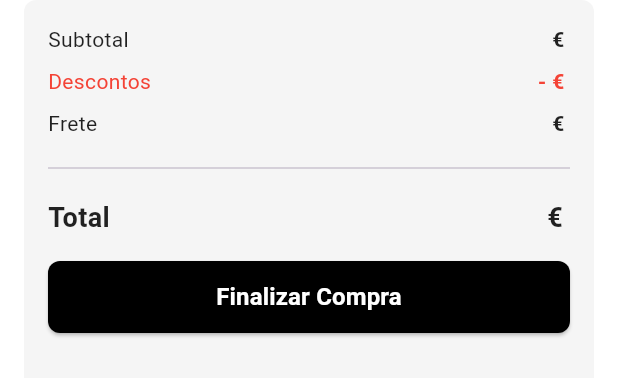
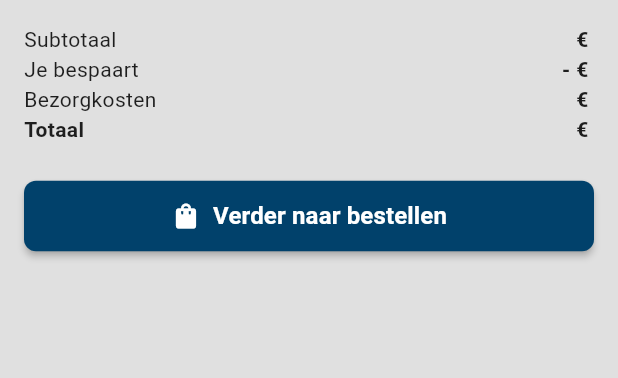
Before and after one commit to HelioVieiraSilvaJr/ofm_demo, a Flutter app: the BillingSummaryWidget widget shown alone on an empty page, opened directly with empty values, on a phone screen of 412 x 824 dp. Shown: the top 378 px of the screen. Run offline on Flutter 3.47's test engine with Material 3 defaults, Android fonts, the light colour scheme and no system bars; our stand-ins replace cached_network_image, elegant_notification, firebase_core, flutter_cache_manager, flutter_markdown_plus, flutter_svg and 3 more; missing offline and left inert: dart:html; accounts and stored records are empty; network calls fail.

Commit message:
🧩: Construindo checkout.

```diff
--- a/lib/Commons/Models/SectionModel.dart
+++ b/lib/Commons/Models/SectionModel.dart
@@ -1,5 +1,4 @@
 import 'package:ofm_demo/Commons/Enums/SectionType.dart';
-
 import 'ItemModel.dart';
 
 class SectionModel {
--- a/lib/Commons/Widgets/DSButtonWidget.dart
+++ b/lib/Commons/Widgets/DSButtonWidget.dart
@@ -92,7 +92,7 @@ class DSButtonWidget extends StatelessWidget {
     }
 
     return Padding(
-      padding: const EdgeInsets.symmetric(vertical: 8.0, horizontal: 16.0),
+      padding: const EdgeInsets.symmetric(vertical: 8.0),
       child: ElevatedButton(
         onPressed:
             isEnabled && !isLoading ? () => onPressed?.call(buttonId) : null,
--- a/lib/Scenes/Checkout/Cart/Widgets/BillingSummaryWidget.dart
+++ b/lib/Scenes/Checkout/Cart/Widgets/BillingSummaryWidget.dart
@@ -1,5 +1,6 @@
 import 'package:flutter/material.dart';
 import 'package:ofm_demo/Commons/Models/CartModel.dart';
+import 'package:ofm_demo/Commons/Widgets/DSButtonWidget.dart';
 
 class BillingSummaryWidget extends StatelessWidget {
   final BillingSummary billingSummary;
@@ -8,54 +9,44 @@ class BillingSummaryWidget extends StatelessWidget {
 
   @override
   Widget build(BuildContext context) {
+
     return Container(
-      margin: const EdgeInsets.symmetric(horizontal: 16),
       padding: const EdgeInsets.all(16),
-      decoration: BoxDecoration(
-        color: Colors.grey[100],
-        borderRadius: BorderRadius.circular(8),
-      ),
+      color: Colors.black12,
       child: Column(
         children: [
           // Subtotal
           _buildSummaryRow(
-            'Subtotal',
+            'Subtotaal',
             '€ ${billingSummary.subtotal}',
             isBold: false,
           ),
-          const SizedBox(height: 8),
+          // const SizedBox(height: 8),
 
           // Descontos
           if (billingSummary.discounts != '0,00')
             _buildSummaryRow(
-              'Descontos',
+              'Je bespaart',
               '- € ${billingSummary.discounts}',
-              color: Colors.red,
               isBold: false,
             ),
-          if (billingSummary.discounts != '0,00') const SizedBox(height: 8),
+          // if (billingSummary.discounts != '0,00') const SizedBox(height: 8),
 
           // Frete
           _buildSummaryRow(
-            'Frete',
+            'Bezorgkosten',
             billingSummary.shipping == '0,00'
                 ? 'Grátis'
                 : '€ ${billingSummary.shipping}',
-            color: billingSummary.shipping == '0,00' ? Colors.green : null,
             isBold: false,
           ),
-          const SizedBox(height: 12),
-
-          // Divider
-          const Divider(thickness: 1),
-          const SizedBox(height: 12),
+          // const SizedBox(height: 12),
 
           // Total
           _buildSummaryRow(
-            'Total',
+            'Totaal',
             '€ ${billingSummary.total}',
             isBold: true,
-            fontSize: 18,
           ),
 
           const SizedBox(height: 16),
@@ -63,27 +54,12 @@ class BillingSummaryWidget extends StatelessWidget {
           // Botão de finalizar compra
           SizedBox(
             width: double.infinity,
-            height: 48,
-            child: ElevatedButton(
-              onPressed: () {
-                // TODO: Implementar navegação para checkout
-              },
-              style: ElevatedButton.styleFrom(
-                backgroundColor: Colors.black,
-                foregroundColor: Colors.white,
-                shape: RoundedRectangleBorder(
-                  borderRadius: BorderRadius.circular(8),
-                ),
-              ),
-              child: const Text(
-                'Finalizar Compra',
-                style: TextStyle(
-                  fontSize: 16,
-                  fontWeight: FontWeight.bold,
-                ),
-              ),
+            child: DSButtonWidget(
+              title: 'Verder naar bestellen',
+              type: DSButtonType.primary,
+              iconType: DSButtonIconType.cart,
             ),
-          ),
+          )
         ],
       ),
     );
@@ -94,7 +70,7 @@ class BillingSummaryWidget extends StatelessWidget {
     String value, {
     Color? color,
     bool isBold = false,
-    double? fontSize,
+    double? fontSize = 14,
   }) {
     return Row(
       mainAxisAlignment: MainAxisAlignment.spaceBetween,
--- a/lib/Scenes/Checkout/CheckoutCoordinator.dart
+++ /dev/null
@@ -1,67 +0,0 @@
-import 'package:flutter/material.dart';
-import 'package:flutter_svg/svg.dart';
-import 'package:ofm_demo/Resources/DSColors.dart';
-import 'package:ofm_demo/Scenes/Checkout/Cart/CheckoutCartPresenter.dart';
-import 'package:ofm_demo/Scenes/Checkout/Cart/CheckoutCartView.dart';
-import 'package:ofm_demo/Scenes/Checkout/Cart/CheckoutCartViewModel.dart';
-import 'package:ofm_demo/Sources/Coordinator/AppCoordinator.dart';
-
-/// Coordinator responsável pelo fluxo de checkout
-class CheckoutCoordinator implements Coordinator {
-  @override
-  final BuildContext context;
-
-  final AppCoordinator appCoordinator;
-
-  CheckoutCoordinator({
-    required this.context,
-    required this.appCoordinator,
-  });
-
-  @override
-  void start() {
-    goToCart();
-  }
-
-  @override
-  void pop() {
-    appCoordinator.pop();
-  }
-
-  // MARK: - Navigation Methods
-
-  void goToCart() {
-    final appBar = AppBar(
-      title: SvgPicture.asset(
-        'lib/Resources/Assets/OFM.svg',
-        height: 18,
-      ),
-      backgroundColor: DSColors().secondaryColor,
-    );
-    final viewModel = CheckoutCartViewModel();
-    final presenter = CheckoutCartPresenter(viewModel, appBar);
-
-    appCoordinator.navigatorKey.currentState?.push(
-      MaterialPageRoute(
-        builder: (_) => CheckoutCartView(presenter: presenter),
-      ),
-    );
-  }
-
-  // Métodos futuros para navegação no fluxo de checkout
-  void goToAddress() {
-    // TODO: Implementar navegação para endereço
-  }
-
-  void goToPayment() {
-    // TODO: Implementar navegação para pagamento
-  }
-
-  void goToResume() {
-    // TODO: Implementar navegação para resumo
-  }
-
-  void goToSuccess() {
-    // TODO: Implementar navegação para sucesso
-  }
-}
```
Also changed, not shown: lib/Scenes/Checkout/Cart/CheckoutCartPresenter.dart (+31 -1 lines), lib/Scenes/Checkout/Cart/CheckoutCartView.dart (+56 -0 lines), lib/Scenes/Checkout/Cart/Widgets/CartProductItemWidget.dart (+5 -5 lines), lib/Sources/Coordinator/AppCoordinator.dart (+20 -5 lines).
